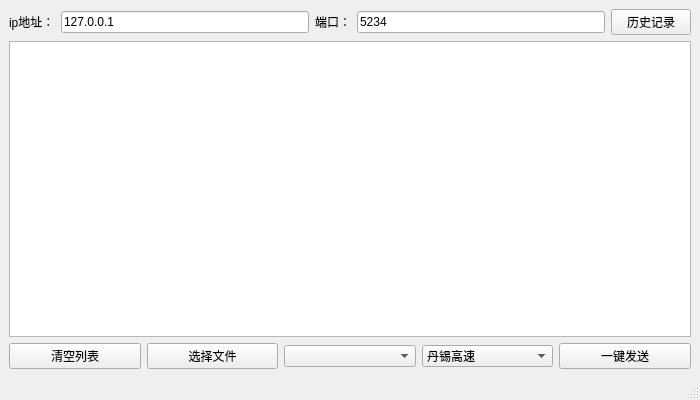
The window that mainwindow.ui (jozhn/PClient) describes before a commit, drawn with Qt 5.
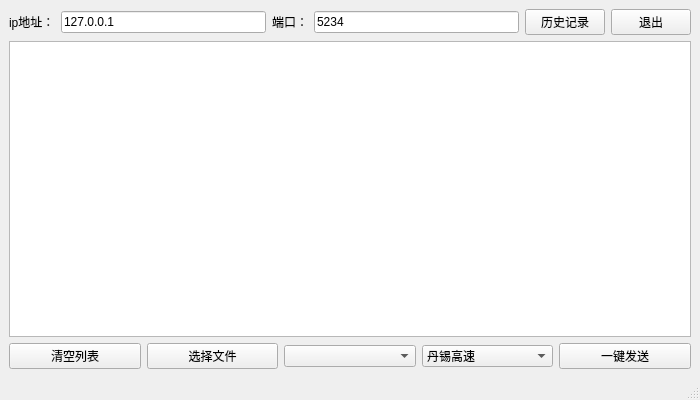
The same window after the commit.

Patch:
```diff
--- a/mainwindow.ui
+++ b/mainwindow.ui
@@ -76,6 +76,13 @@
         </property>
        </widget>
       </item>
+      <item>
+       <widget class="QPushButton" name="logoutButton">
+        <property name="text">
+         <string>退出</string>
+        </property>
+       </widget>
+      </item>
      </layout>
     </item>
     <item>
```
Left out of the diff: 2 changed lines with no effect on the pictures.
